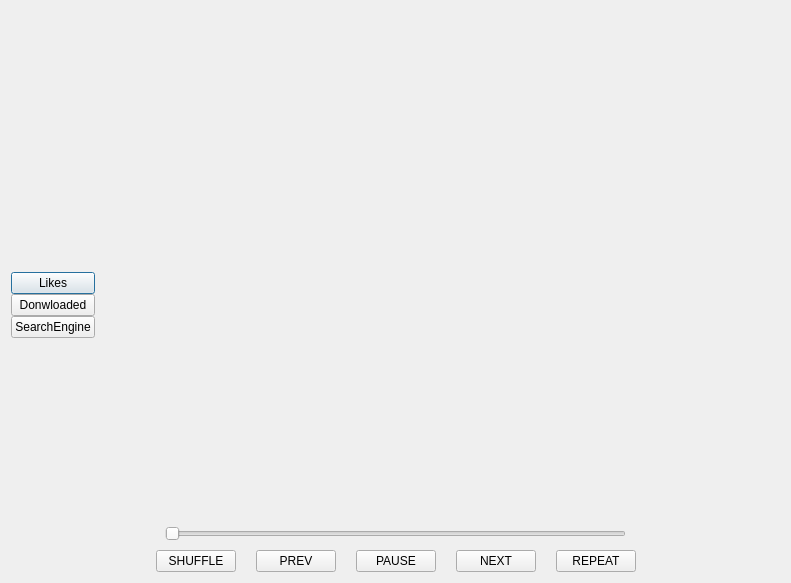
Above: src/mainpage.ui from NiskashY/AudioPlayer before the change. Below: the same form after it.
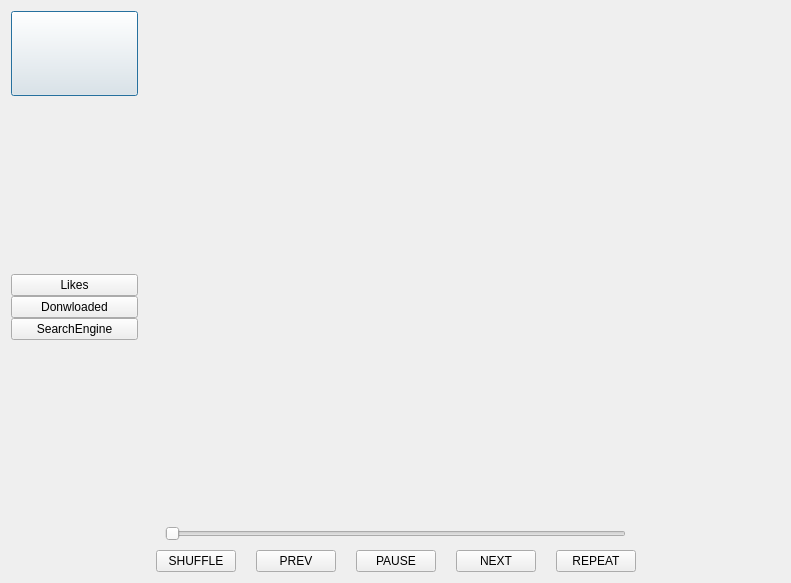
That is the form after the change. Icons and pictures are not drawn.

Commit message: added backLogo button to main page

Diff of the .ui file:
```diff
--- a/src/mainpage.ui
+++ b/src/mainpage.ui
@@ -17,7 +17,7 @@
    <item>
     <layout class="QVBoxLayout" name="MainWindowLayout">
      <item>
-      <layout class="QHBoxLayout" name="TopWindowLayout" stretch="1,10">
+      <layout class="QHBoxLayout" name="TopWindowLayout" stretch="2,10">
        <item>
         <layout class="QVBoxLayout" name="SidePannelLayout" stretch="1,5">
          <property name="spacing">
@@ -26,43 +26,37 @@
          <item>
           <layout class="QVBoxLayout" name="AppLogo" stretch="0">
            <property name="sizeConstraint">
-            <enum>QLayout::SetMinimumSize</enum>
+            <enum>QLayout::SetMaximumSize</enum>
            </property>
            <property name="leftMargin">
-            <number>20</number>
+            <number>0</number>
            </property>
            <property name="topMargin">
-            <number>20</number>
+            <number>0</number>
            </property>
            <property name="rightMargin">
-            <number>20</number>
+            <number>0</number>
            </property>
            <property name="bottomMargin">
-            <number>20</number>
+            <number>0</number>
            </property>
            <item>
-            <widget class="QLabel" name="Logo">
+            <widget class="QPushButton" name="backLogo">
              <property name="sizePolicy">
-              <sizepolicy hsizetype="Fixed" vsizetype="Fixed">
-               <horstretch>1</horstretch>
+              <sizepolicy hsizetype="Maximum" vsizetype="Maximum">
+               <horstretch>0</horstretch>
                <verstretch>1</verstretch>
               </sizepolicy>
              </property>
-             <property name="minimumSize">
+             <property name="maximumSize">
               <size>
-               <width>20</width>
-               <height>40</height>
+               <width>10000</width>
+               <height>10000</height>
               </size>
              </property>
              <property name="text">
               <string/>
              </property>
-             <property name="pixmap">
-              <pixmap resource="Images/resourses.qrc">:/resourses/songsCovers/sound.jpg</pixmap>
-             </property>
-             <property name="scaledContents">
-              <bool>true</bool>
-             </property>
             </widget>
            </item>
           </layout>
```
The commit also changes 10 other files.
